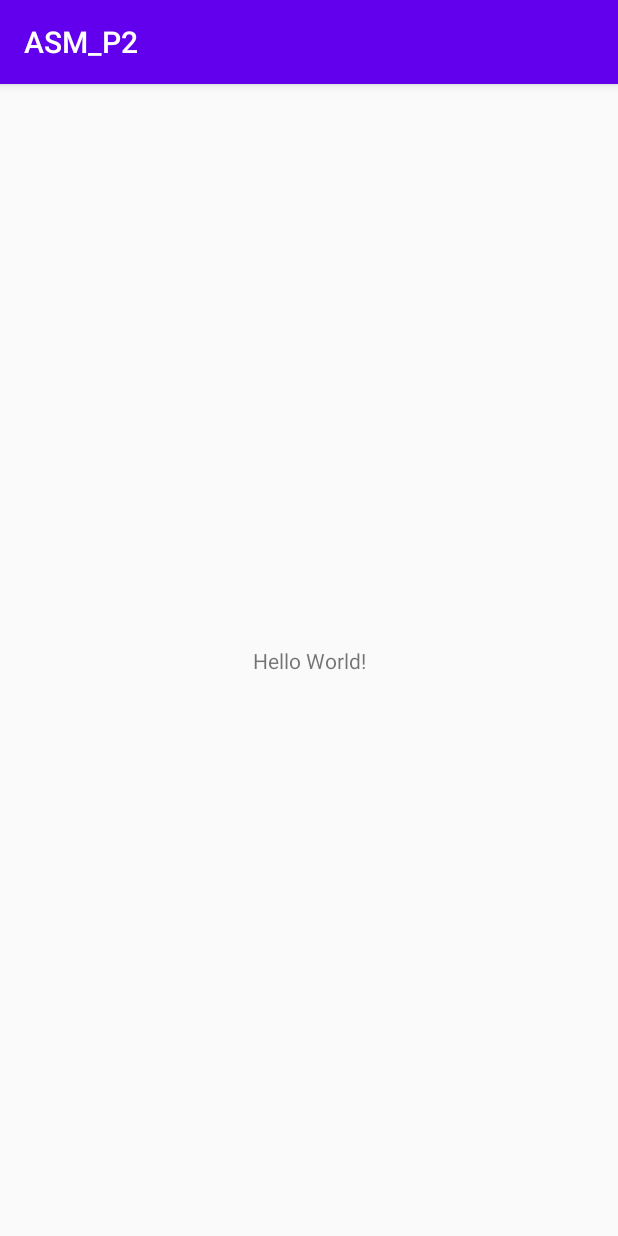
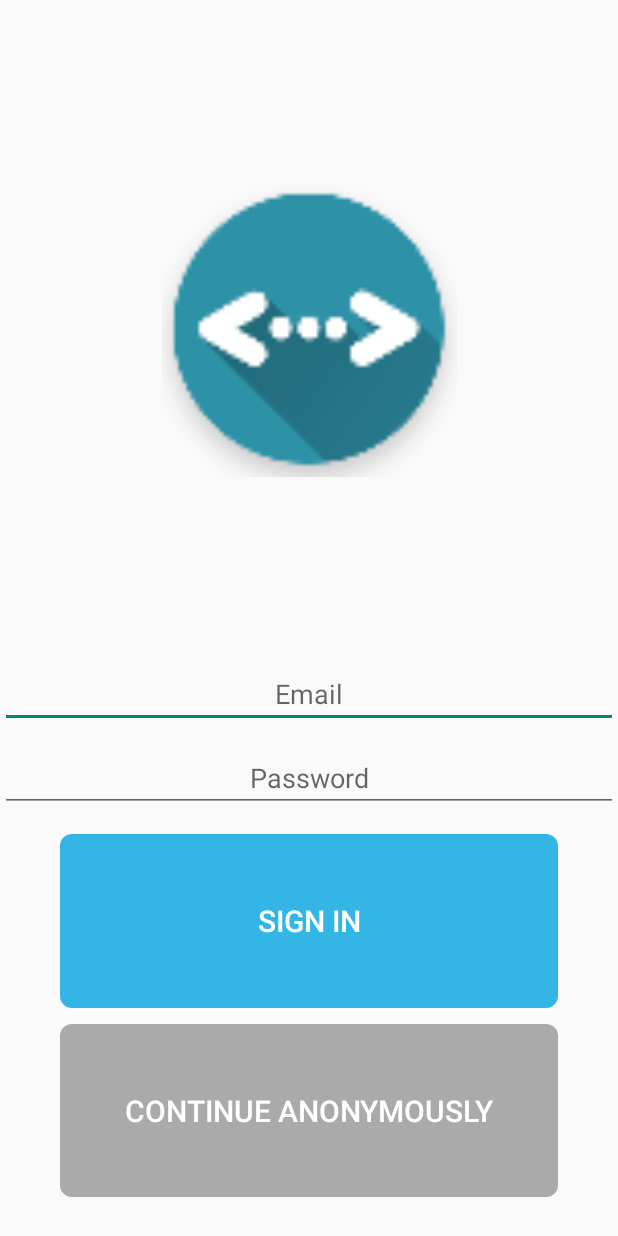
Before and after one commit to sarjona98/ASM_P2, an Android app: the screen it shows after launch (MainActivity before the commit, LoginActivity after it), on a phone screen of 412 x 824 dp. Run offline under Robolectric (Android 15) with nearby library versions, the phone set to English and light mode, and no system bars.

Commit message:
versió inicial LoginActivity

```diff
--- a/app/build.gradle
+++ b/app/build.gradle
@@ -28,6 +28,9 @@
 
     implementation 'androidx.appcompat:appcompat:1.1.0'
     implementation 'androidx.constraintlayout:constraintlayout:1.1.3'
+    implementation 'com.google.android.material:material:1.0.0'
+    implementation 'androidx.annotation:annotation:1.1.0'
+    implementation 'androidx.lifecycle:lifecycle-extensions:2.0.0'
     testImplementation 'junit:junit:4.12'
     androidTestImplementation 'androidx.test.ext:junit:1.1.1'
     androidTestImplementation 'androidx.test.espresso:espresso-core:3.2.0'
--- a/app/src/main/AndroidManifest.xml
+++ b/app/src/main/AndroidManifest.xml
@@ -9,6 +9,10 @@
         android:roundIcon="@mipmap/ic_launcher_round"
         android:supportsRtl="true"
         android:theme="@style/AppTheme">
+        <activity
+            android:theme="@style/Theme.Design.Light.NoActionBar"
+            android:name=".ui.login.LoginActivity"
+            android:label="@string/title_activity_login"></activity>
         <activity android:name=".SplashActivity">
             <intent-filter>
                 <action android:name="android.intent.action.MAIN" />
@@ -16,7 +20,7 @@
                 <category android:name="android.intent.category.LAUNCHER" />
             </intent-filter>
         </activity>
-        <activity android:name=".MainActivity"/>
+        <activity android:name=".MainActivity" />
     </application>
 
 </manifest>
--- a/app/src/main/java/cat/urv/deim/asm/p2/common/SplashActivity.java
+++ b/app/src/main/java/cat/urv/deim/asm/p2/common/SplashActivity.java
@@ -6,6 +6,8 @@
 import android.os.Bundle;
 import android.os.Handler;
 import android.view.WindowManager;
+
+import cat.urv.deim.asm.p2.common.ui.login.LoginActivity;
 
 public class SplashActivity extends Activity {
 
@@ -18,7 +20,7 @@
 
         new Handler().postDelayed(new Runnable(){
             public void run(){
-                Intent intent = new Intent(SplashActivity.this, MainActivity.class);
+                Intent intent = new Intent(SplashActivity.this, LoginActivity.class);
                 startActivity(intent);
                 finish();
             }
--- /dev/null
+++ b/app/src/main/java/cat/urv/deim/asm/p2/common/data/LoginRepository.java
@@ -0,0 +1,54 @@
+package cat.urv.deim.asm.p2.common.data;
+
+import cat.urv.deim.asm.p2.common.data.model.LoggedInUser;
+
+/**
+ * Class that requests authentication and user information from the remote data source and
+ * maintains an in-memory cache of login status and user credentials information.
+ */
+public class LoginRepository {
+
+    private static volatile LoginRepository instance;
+
+    private LoginDataSource dataSource;
+
+    // If user credentials will be cached in local storage, it is recommended it be encrypted
+    // @see https://developer.android.com/training/articles/keystore
+    private LoggedInUser user = null;
+
+    // private constructor : singleton access
+    private LoginRepository(LoginDataSource dataSource) {
+        this.dataSource = dataSource;
+    }
+
+    public static LoginRepository getInstance(LoginDataSource dataSource) {
+        if (instance == null) {
+            instance = new LoginRepository(dataSource);
+        }
+        return instance;
+    }
+
+    public boolean isLoggedIn() {
+        return user != null;
+    }
+
+    public void logout() {
+        user = null;
+        dataSource.logout();
+    }
+
+    private void setLoggedInUser(LoggedInUser user) {
+        this.user = user;
+        // If user credentials will be cached in local storage, it is recommended it be encrypted
+        // @see https://developer.android.com/training/articles/keystore
+    }
+
+    public Result<LoggedInUser> login(String username, String password) {
+        // handle login
+        Result<LoggedInUser> result = dataSource.login(username, password);
+        if (result instanceof Result.Success) {
+            setLoggedInUser(((Result.Success<LoggedInUser>) result).getData());
+        }
+        return result;
+    }
+}
--- /dev/null
+++ b/app/src/main/java/cat/urv/deim/asm/p2/common/ui/login/LoginActivity.java
@@ -0,0 +1,131 @@
+package cat.urv.deim.asm.p2.common.ui.login;
+
+import android.app.Activity;
+
+import androidx.lifecycle.Observer;
+import androidx.lifecycle.ViewModelProviders;
+
+import android.os.Bundle;
+
+import androidx.annotation.Nullable;
+import androidx.annotation.StringRes;
+import androidx.appcompat.app.AppCompatActivity;
+
+import android.text.Editable;
+import android.text.TextWatcher;
+import android.view.KeyEvent;
+import android.view.View;
+import android.view.inputmethod.EditorInfo;
+import android.widget.Button;
+import android.widget.EditText;
+import android.widget.ProgressBar;
+import android.widget.TextView;
+import android.widget.Toast;
+
+import cat.urv.deim.asm.p2.common.R;
+import cat.urv.deim.asm.p2.common.ui.login.LoginViewModel;
+import cat.urv.deim.asm.p2.common.ui.login.LoginViewModelFactory;
+
+public class LoginActivity extends AppCompatActivity {
+
+    private LoginViewModel loginViewModel;
+
+    @Override
+    public void onCreate(Bundle savedInstanceState) {
+        super.onCreate(savedInstanceState);
+        setContentView(R.layout.activity_login);
+        loginViewModel = ViewModelProviders.of(this, new LoginViewModelFactory())
+                .get(LoginViewModel.class);
+
+        final EditText usernameEditText = findViewById(R.id.username);
+        final EditText passwordEditText = findViewById(R.id.password);
+        final Button loginButton = findViewById(R.id.login);
+        final ProgressBar loadingProgressBar = findViewById(R.id.loading);
+
+        loginViewModel.getLoginFormState().observe(this, new Observer<LoginFormState>() {
+            @Override
+            public void onChanged(@Nullable LoginFormState loginFormState) {
+                if (loginFormState == null) {
+                    return;
+                }
+                loginButton.setEnabled(loginFormState.isDataValid());
+                if (loginFormState.getUsernameError() != null) {
+                    usernameEditText.setError(getString(loginFormState.getUsernameError()));
+                }
+                if (loginFormState.getPasswordError() != null) {
+                    passwordEditText.setError(getString(loginFormState.getPasswordError()));
+                }
+            }
+        });
+
+        loginViewModel.getLoginResult().observe(this, new Observer<LoginResult>() {
+            @Override
+            public void onChanged(@Nullable LoginResult loginResult) {
+                if (loginResult == null) {
+                    return;
+                }
+                loadingProgressBar.setVisibility(View.GONE);
+                if (loginResult.getError() != null) {
+                    showLoginFailed(loginResult.getError());
+                }
+                if (loginResult.getSuccess() != null) {
+                    updateUiWithUser(loginResult.getSuccess());
+                }
+                setResult(Activity.RESULT_OK);
+
+                //Complete and destroy login activity once successful
+                finish();
+            }
+        });
+
+        TextWatcher afterTextChangedListener = new TextWatcher() {
+            @Override
+            public void beforeTextChanged(CharSequence s, int start, int count, int after) {
+                // ignore
+            }
+
+            @Override
+            public void onTextChanged(CharSequence s, int start, int before, int count) {
+                // ignore
+            }
+
+            @Override
+            public void afterTextChanged(Editable s) {
+                loginViewModel.loginDataChanged(usernameEditText.getText().toString(),
+                        passwordEditText.getText().toString());
+            }
+        };
+        usernameEditText.addTextChangedListener(afterTextChangedListener);
+        passwordEditText.addTextChangedListener(afterTextChangedListener);
+        passwordEditText.setOnEditorActionListener(new TextView.OnEditorActionListener() {
+
+            @Override
+            public boolean onEditorAction(TextView v, int actionId, KeyEvent event) {
+                if (actionId == EditorInfo.IME_ACTION_DONE) {
+                    loginViewModel.login(usernameEditText.getText().toString(),
+                            passwordEditText.getText().toString());
+                }
+                return false;
+            }
+        });
+
+        loginButton.setOnClickListener(new View.OnClickListener() {
+            @Override
+            public void onClick(View v) {
+                loadingProgressBar.setVisibility(View.VISIBLE);
+                loginViewModel.login(usernameEditText.getText().toString(),
+                        passwordEditText.getText().toString());
+            }
+        });
+    }
+
+    private void updateUiWithUser(LoggedInUserView model) {
+        String welcome = getString(R.string.welcome) + model.getDisplayName();
+        // TODO : initiate successful logged in experience
+        Toast.makeText(getApplicationContext(), welcome, Toast.LENGTH_LONG).show();
+    }
+
+    private void showLoginFailed(@StringRes Integer errorString) {
+        Toast.makeText(getApplicationContext(), errorString, Toast.LENGTH_SHORT).show();
+    }
+}
--- /dev/null
+++ b/app/src/main/java/cat/urv/deim/asm/p2/common/ui/login/LoginViewModel.java
@@ -0,0 +1,70 @@
+package cat.urv.deim.asm.p2.common.ui.login;
+
+import androidx.lifecycle.LiveData;
+import androidx.lifecycle.MutableLiveData;
+import androidx.lifecycle.ViewModel;
+
+import android.util.Patterns;
+
+import cat.urv.deim.asm.p2.common.data.LoginRepository;
+import cat.urv.deim.asm.p2.common.data.Result;
+import cat.urv.deim.asm.p2.common.data.model.LoggedInUser;
+import cat.urv.deim.asm.p2.common.R;
+
+public class LoginViewModel extends ViewModel {
+
+    private MutableLiveData<LoginFormState> loginFormState = new MutableLiveData<>();
+    private MutableLiveData<LoginResult> loginResult = new MutableLiveData<>();
+    private LoginRepository loginRepository;
+
+    LoginViewModel(LoginRepository loginRepository) {
+        this.loginRepository = loginRepository;
+    }
+
+    LiveData<LoginFormState> getLoginFormState() {
+        return loginFormState;
+    }
+
+    LiveData<LoginResult> getLoginResult() {
+        return loginResult;
+    }
+
+    public void login(String username, String password) {
+        // can be launched in a separate asynchronous job
+        Result<LoggedInUser> result = loginRepository.login(username, password);
+
+        if (result instanceof Result.Success) {
+            LoggedInUser data = ((Result.Success<LoggedInUser>) result).getData();
+            loginResult.setValue(new LoginResult(new LoggedInUserView(data.getDisplayName())));
+        } else {
+            loginResult.setValue(new LoginResult(R.string.login_failed));
+        }
+    }
+
+    public void loginDataChanged(String username, String password) {
+        if (!isUserNameValid(username)) {
+            loginFormState.setValue(new LoginFormState(R.string.invalid_username, null));
+        } else if (!isPasswordValid(password)) {
+            loginFormState.setValue(new LoginFormState(null, R.string.invalid_password));
+        } else {
+            loginFormState.setValue(new LoginFormState(true));
+        }
+    }
+
+    // A placeholder username validation check
+    private boolean isUserNameValid(String username) {
+        if (username == null) {
+            return false;
+        }
+        if (username.contains("@")) {
+            return Patterns.EMAIL_ADDRESS.matcher(username).matches();
+        } else {
+            return !username.trim().isEmpty();
+        }
+    }
+
+    // A placeholder password validation check
+    private boolean isPasswordValid(String password) {
+        return password != null && password.trim().length() > 5;
+    }
+}
--- /dev/null
+++ b/app/src/main/java/cat/urv/deim/asm/p2/common/ui/login/LoginViewModelFactory.java
@@ -0,0 +1,26 @@
+package cat.urv.deim.asm.p2.common.ui.login;
+
+import androidx.lifecycle.ViewModel;
+import androidx.lifecycle.ViewModelProvider;
+import androidx.annotation.NonNull;
+
+import cat.urv.deim.asm.p2.common.data.LoginDataSource;
+import cat.urv.deim.asm.p2.common.data.LoginRepository;
+
+/**
+ * ViewModel provider factory to instantiate LoginViewModel.
+ * Required given LoginViewModel has a non-empty constructor
+ */
+public class LoginViewModelFactory implements ViewModelProvider.Factory {
+
+    @NonNull
+    @Override
+    @SuppressWarnings("unchecked")
+    public <T extends ViewModel> T create(@NonNull Class<T> modelClass) {
+        if (modelClass.isAssignableFrom(LoginViewModel.class)) {
+            return (T) new LoginViewModel(LoginRepository.getInstance(new LoginDataSource()));
+        } else {
+            throw new IllegalArgumentException("Unknown ViewModel class");
+        }
+    }
+}
--- /dev/null
+++ b/app/src/main/res/drawable/roundedbutton_blue.xml
@@ -0,0 +1,9 @@
+<?xml version="1.0" encoding="utf-8"?>
+<shape xmlns:android="http://schemas.android.com/apk/res/android"
+    android:shape="rectangle">
+    <solid android:color="@android:color/holo_blue_light" />
+    <corners android:bottomRightRadius="8dp"
+        android:bottomLeftRadius="8dp"
+        android:topRightRadius="8dp"
+        android:topLeftRadius="8dp"/>
+</shape>
--- /dev/null
+++ b/app/src/main/res/drawable/roundedbutton_grey.xml
@@ -0,0 +1,9 @@
+<?xml version="1.0" encoding="utf-8"?>
+<shape xmlns:android="http://schemas.android.com/apk/res/android"
+    android:shape="rectangle">
+    <solid android:color="@android:color/darker_gray" />
+    <corners android:bottomRightRadius="8dp"
+        android:bottomLeftRadius="8dp"
+        android:topRightRadius="8dp"
+        android:topLeftRadius="8dp"/>
+</shape>
--- /dev/null
+++ b/app/src/main/res/layout/activity_login.xml
@@ -0,0 +1,117 @@
+<?xml version="1.0" encoding="utf-8"?>
+<androidx.constraintlayout.widget.ConstraintLayout xmlns:android="http://schemas.android.com/apk/res/android"
+    xmlns:app="http://schemas.android.com/apk/res-auto"
+    xmlns:tools="http://schemas.android.com/tools"
+    android:id="@+id/container"
+    android:layout_width="match_parent"
+    android:layout_height="match_parent"
+    tools:context=".ui.login.LoginActivity">
+
+    <ImageView
+        android:id="@+id/ivSplash2"
+        android:layout_width="207dp"
+        android:layout_height="299dp"
+        android:layout_centerInParent="true"
+        android:layout_marginStart="94dp"
+        android:layout_marginTop="70dp"
+        android:layout_marginEnd="94dp"
+        android:layout_marginBottom="35dp"
+        android:contentDescription="@string/description"
+        android:paddingLeft="5dp"
+        android:paddingRight="5dp"
+        android:src="@drawable/icons_round_turquesa"
+        app:layout_constraintBottom_toTopOf="@+id/username"
+        app:layout_constraintEnd_toEndOf="parent"
+        app:layout_constraintStart_toStartOf="parent"
+        app:layout_constraintTop_toTopOf="parent" />
+
+    <EditText
+        android:id="@+id/username"
+        android:layout_width="match_parent"
+        android:layout_height="wrap_content"
+        android:layout_marginTop="35dp"
+        android:layout_marginBottom="5dp"
+        android:autofillHints=""
+        android:gravity="center"
+        android:hint="@string/prompt_email"
+        android:inputType="textEmailAddress"
+        android:selectAllOnFocus="true"
+        app:layout_constraintBottom_toTopOf="@+id/password"
+        app:layout_constraintEnd_toEndOf="parent"
+        app:layout_constraintStart_toStartOf="parent"
+        app:layout_constraintTop_toBottomOf="@+id/ivSplash2" />
+
+    <EditText
+        android:id="@+id/password"
+        android:layout_width="match_parent"
+        android:layout_height="wrap_content"
+        android:layout_marginTop="5dp"
+        android:layout_marginBottom="7dp"
+        android:autofillHints=""
+        android:gravity="center"
+        android:hint="@string/prompt_password"
+        android:imeActionLabel="@string/action_sign_in_short"
+        android:imeOptions="actionDone"
+        android:inputType="textPassword"
+        android:selectAllOnFocus="true"
+        app:layout_constraintBottom_toTopOf="@+id/login"
+        app:layout_constraintEnd_toEndOf="parent"
+        app:layout_constraintHorizontal_bias="0.562"
+        app:layout_constraintStart_toStartOf="@+id/username"
+        app:layout_constraintTop_toBottomOf="@+id/username" />
+
+    <Button
+        android:id="@+id/login"
+        android:layout_width="0dp"
+        android:layout_height="0dp"
+        android:layout_gravity="start"
+        android:layout_marginStart="40dp"
+        android:layout_marginTop="7dp"
+        android:layout_marginEnd="40dp"
+        android:layout_marginBottom="5dp"
+        android:background="@drawable/roundedbutton_blue"
+        android:enabled="false"
+        android:text="@string/action_sign_in_short"
+        android:textColor="@android:color/white"
+        android:textSize="20sp"
+        app:layout_constraintBottom_toTopOf="@+id/login2"
+        app:layout_constraintEnd_toEndOf="parent"
+        app:layout_constraintStart_toStartOf="parent"
+        app:layout_constraintTop_toBottomOf="@+id/password" />
+
+    <Button
+        android:id="@+id/login2"
+        android:layout_width="0dp"
+        android:layout_height="0dp"
+        android:layout_gravity="start"
+        android:layout_marginStart="40dp"
+        android:layout_marginTop="5dp"
+        android:layout_marginEnd="40dp"
+        android:layout_marginBottom="26dp"
+        android:background="@drawable/roundedbutton_grey"
+        android:enabled="false"
+        android:text="@string/action_anonymously"
+        android:textColor="@android:color/white"
+        android:textSize="20sp"
+        app:layout_constraintBottom_toBottomOf="parent"
+        app:layout_constraintEnd_toEndOf="parent"
+        app:layout_constraintStart_toStartOf="parent"
+        app:layout_constraintTop_toBottomOf="@+id/login"
+        app:layout_constraintVertical_bias="1.0" />
+
+    <ProgressBar
+        android:id="@+id/loading"
+        android:layout_width="wrap_content"
+        android:layout_height="wrap_content"
+        android:layout_gravity="center"
+        android:layout_marginStart="32dp"
+        android:layout_marginTop="64dp"
+        android:layout_marginEnd="32dp"
+        android:layout_marginBottom="64dp"
+        android:visibility="gone"
+        app:layout_constraintBottom_toBottomOf="parent"
+        app:layout_constraintEnd_toEndOf="@+id/password"
+        app:layout_constraintStart_toStartOf="@+id/password"
+        app:layout_constraintTop_toTopOf="parent"
+        app:layout_constraintVertical_bias="0.3" />
+</androidx.constraintlayout.widget.ConstraintLayout>
--- /dev/null
+++ b/app/src/main/res/values/dimens.xml
@@ -0,0 +1,5 @@
+<resources>
+    <!-- Default screen margins, per the Android Design guidelines. -->
+    <dimen name="activity_horizontal_margin">16dp</dimen>
+    <dimen name="activity_vertical_margin">16dp</dimen>
+</resources>
--- a/app/src/main/res/values/strings.xml
+++ b/app/src/main/res/values/strings.xml
@@ -2,4 +2,14 @@
     <string name="app_name">ASM_P2</string>
     <string name="todo">TODO</string>
     <string name="description">logo</string>
+    <string name="title_activity_login">LoginActivity</string>
+    <string name="prompt_email">Email</string>
+    <string name="prompt_password">Password</string>
+    <string name="action_sign_in">Sign in or register</string>
+    <string name="action_anonymously">CONTINUE ANONYMOUSLY</string>
+    <string name="action_sign_in_short">Sign in</string>
+    <string name="welcome">"Welcome !"</string>
+    <string name="invalid_username">Not a valid username</string>
+    <string name="invalid_password">Password must be >5 characters</string>
+    <string name="login_failed">"Login failed"</string>
 </resources>
```
Also changed, not shown: app/src/main/java/cat/urv/deim/asm/p2/common/data/LoginDataSource.java (added, +29 -0 lines), app/src/main/java/cat/urv/deim/asm/p2/common/data/Result.java (added, +48 -0 lines), app/src/main/java/cat/urv/deim/asm/p2/common/data/model/LoggedInUser.java (added, +23 -0 lines), app/src/main/java/cat/urv/deim/asm/p2/common/ui/login/LoggedInUserView.java (added, +17 -0 lines), app/src/main/java/cat/urv/deim/asm/p2/common/ui/login/LoginFormState.java (added, +40 -0 lines), app/src/main/java/cat/urv/deim/asm/p2/common/ui/login/LoginResult.java (added, +31 -0 lines).
